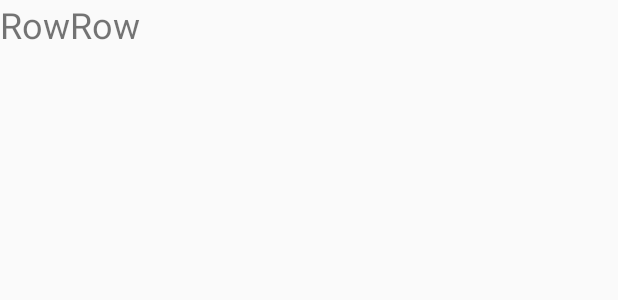
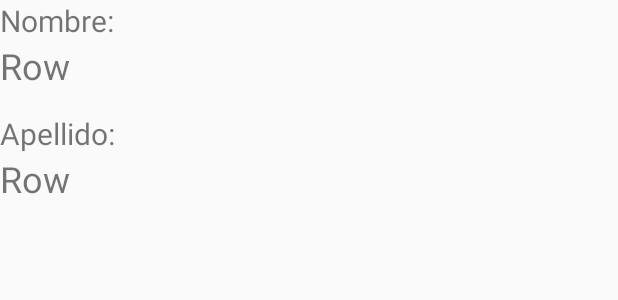
Before and after one commit to angelofdeathv1/IDG195-G7-Arambula, an Android app: the layout perfil_row.xml on its own in the app's theme, with its tools: preview values and no code run, on a phone screen of 412 x 824 dp. Shown: the top 300 px of the screen. Run offline under Robolectric (Android 15) with nearby library versions, the phone set to English and light mode, and no system bars; network calls fail.

```diff
--- a/MiCampus/app/src/main/res/layout/perfil_row.xml
+++ b/MiCampus/app/src/main/res/layout/perfil_row.xml
@@ -2,7 +2,14 @@
 <android.support.v7.widget.LinearLayoutCompat xmlns:android="http://schemas.android.com/apk/res/android"
     android:id="@+id/row_perfil"
     android:layout_width="match_parent"
-    android:layout_height="match_parent">
+    android:layout_height="match_parent"
+    android:orientation="vertical">
+
+    <TextView
+        android:layout_width="wrap_content"
+        android:layout_height="wrap_content"
+        android:text="Nombre:"
+        android:textSize="20dp" />
 
     <TextView
         android:id="@+id/tv_txt_nombre"
@@ -12,10 +19,21 @@
         android:textSize="24dp" />
 
     <TextView
+        android:layout_width="wrap_content"
+        android:layout_height="15dp" />
+
+    <TextView
+        android:layout_width="wrap_content"
+        android:layout_height="wrap_content"
+        android:text="Apellido:"
+        android:textSize="20dp" />
+
+    <TextView
         android:id="@+id/tv_txt_apellido"
         android:layout_width="wrap_content"
         android:layout_height="wrap_content"
         android:text="Row"
         android:textSize="24dp" />
 
+
 </android.support.v7.widget.LinearLayoutCompat>
```
Also changed, not shown: MiCampus/app/src/main/java/mx/cetys/arambula/angel/micampus/view/PerfilListViewActivity.kt (+33 -8 lines).
